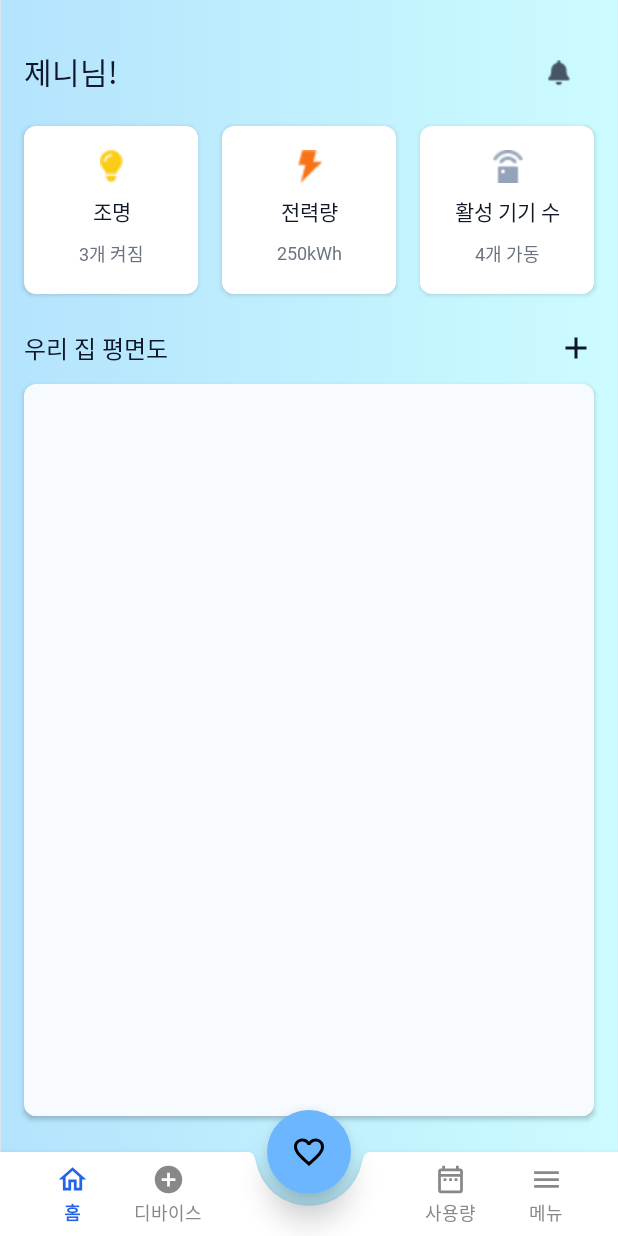
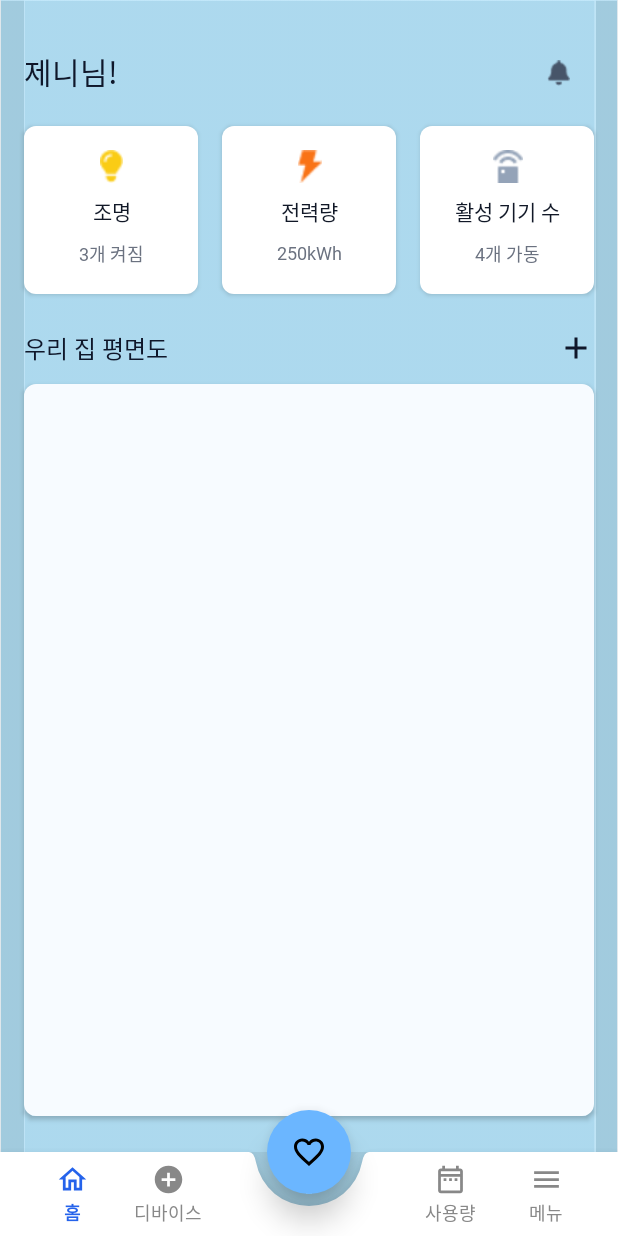
Before and after one commit to MinwooPyeon/Smarthome_IoT, an Android app built with Jetpack Compose: the screen it shows after launch (MainActivity), on a phone screen of 412 x 824 dp. Run offline under Robolectric (Android 15) with nearby library versions, the phone set to English and light mode, and no system bars; Roboto replaces fonts that are not available here.

Commit message:
Feat: 배경색 변경
background.xml변경

Resolves: S13P21D208-41

```diff
--- a/frontend/app/src/main/res/drawable/background.xml
+++ b/frontend/app/src/main/res/drawable/background.xml
@@ -13,8 +13,8 @@
           android:endX="390"
           android:endY="422"
           android:type="linear">
-        <item android:offset="0" android:color="#FFB4E3FD"/>
-        <item android:offset="1" android:color="#FFCCFCFF"/>
+        <item android:offset="0" android:color="#80B8E7FD"/>
+        <item android:offset="1" android:color="#80B8E7FD"/>
       </gradient>
     </aapt:attr>
   </path>
```
